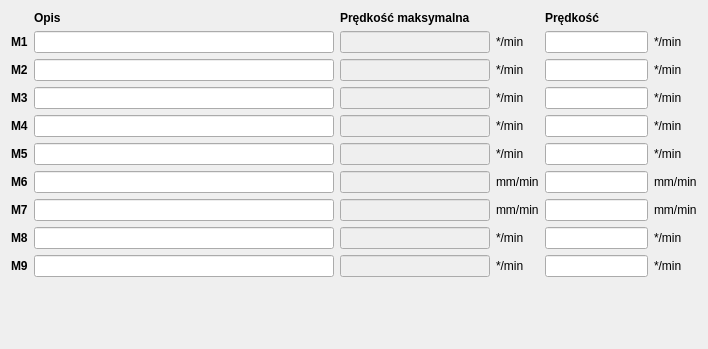
Before: the Qt Designer form CzujkiLinioweApp/ustawienianapedow.ui in wiacekmarcin/CzujkiLiniowe, drawn with Qt 5.
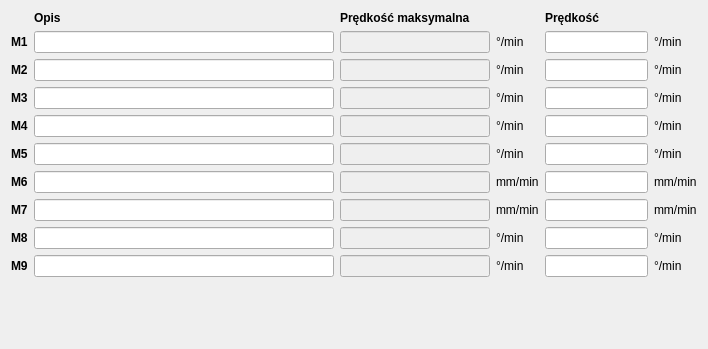
After: the same form once the commit is applied.

Patch:
```diff
--- a/CzujkiLinioweApp/ustawienianapedow.ui
+++ b/CzujkiLinioweApp/ustawienianapedow.ui
@@ -142,7 +142,7 @@
    <item row="2" column="3">
     <widget class="QLabel" name="lunit2_2">
      <property name="text">
-      <string>*/min</string>
+      <string>&lt;html&gt;&lt;head/&gt;&lt;body&gt;&lt;p&gt;&amp;deg;/min&lt;/p&gt;&lt;/body&gt;&lt;/html&gt;</string>
      </property>
     </widget>
    </item>
@@ -336,7 +336,7 @@
    <item row="8" column="3">
     <widget class="QLabel" name="lunit2_8">
      <property name="text">
-      <string>*/min</string>
+      <string>&lt;html&gt;&lt;head/&gt;&lt;body&gt;&lt;p&gt;&amp;deg;/min&lt;/p&gt;&lt;/body&gt;&lt;/html&gt;</string>
      </property>
     </widget>
    </item>
@@ -346,7 +346,7 @@
    <item row="5" column="3">
     <widget class="QLabel" name="lunit2_5">
      <property name="text">
-      <string>*/min</string>
+      <string>&lt;html&gt;&lt;head/&gt;&lt;body&gt;&lt;p&gt;&amp;deg;/min&lt;/p&gt;&lt;/body&gt;&lt;/html&gt;</string>
      </property>
     </widget>
    </item>
@@ -437,7 +437,7 @@
    <item row="4" column="3">
     <widget class="QLabel" name="lunit2_4">
      <property name="text">
-      <string>*/min</string>
+      <string>&lt;html&gt;&lt;head/&gt;&lt;body&gt;&lt;p&gt;&amp;deg;/min&lt;/p&gt;&lt;/body&gt;&lt;/html&gt;</string>
      </property>
     </widget>
    </item>
@@ -537,7 +537,7 @@
    <item row="9" column="3">
     <widget class="QLabel" name="lunit2_9">
      <property name="text">
-      <string>*/min</string>
+      <string>&lt;html&gt;&lt;head/&gt;&lt;body&gt;&lt;p&gt;&amp;deg;/min&lt;/p&gt;&lt;/body&gt;&lt;/html&gt;</string>
      </property>
     </widget>
    </item>
@@ -625,7 +625,7 @@
    <item row="1" column="3">
     <widget class="QLabel" name="lunit2_1">
      <property name="text">
-      <string>*/min</string>
+      <string>&lt;html&gt;&lt;head/&gt;&lt;body&gt;&lt;p&gt;&amp;deg;/min&lt;/p&gt;&lt;/body&gt;&lt;/html&gt;</string>
      </property>
     </widget>
    </item>
@@ -650,7 +650,7 @@
    <item row="3" column="3">
     <widget class="QLabel" name="lunit2_3">
      <property name="text">
-      <string>*/min</string>
+      <string>&lt;html&gt;&lt;head/&gt;&lt;body&gt;&lt;p&gt;&amp;deg;/min&lt;/p&gt;&lt;/body&gt;&lt;/html&gt;</string>
      </property>
     </widget>
    </item>
@@ -744,35 +744,35 @@
    <item row="1" column="5">
     <widget class="QLabel" name="label_2">
      <property name="text">
-      <string>*/min</string>
+      <string>&lt;html&gt;&lt;head/&gt;&lt;body&gt;&lt;p&gt;&amp;deg;/min&lt;/p&gt;&lt;/body&gt;&lt;/html&gt;</string>
      </property>
     </widget>
    </item>
    <item row="2" column="5">
     <widget class="QLabel" name="label_3">
      <property name="text">
-      <string>*/min</string>
+      <string>&lt;html&gt;&lt;head/&gt;&lt;body&gt;&lt;p&gt;&amp;deg;/min&lt;/p&gt;&lt;/body&gt;&lt;/html&gt;</string>
      </property>
     </widget>
    </item>
    <item row="3" column="5">
     <widget class="QLabel" name="label_4">
      <property name="text">
-      <string>*/min</string>
+      <string>&lt;html&gt;&lt;head/&gt;&lt;body&gt;&lt;p&gt;&amp;deg;/min&lt;/p&gt;&lt;/body&gt;&lt;/html&gt;</string>
      </property>
     </widget>
    </item>
    <item row="4" column="5">
     <widget class="QLabel" name="label_5">
      <property name="text">
-      <string>*/min</string>
+      <string>&lt;html&gt;&lt;head/&gt;&lt;body&gt;&lt;p&gt;&amp;deg;/min&lt;/p&gt;&lt;/body&gt;&lt;/html&gt;</string>
      </property>
     </widget>
    </item>
    <item row="5" column="5">
     <widget class="QLabel" name="label_6">
      <property name="text">
-      <string>*/min</string>
+      <string>&lt;html&gt;&lt;head/&gt;&lt;body&gt;&lt;p&gt;&amp;deg;/min&lt;/p&gt;&lt;/body&gt;&lt;/html&gt;</string>
      </property>
     </widget>
    </item>
@@ -793,14 +793,14 @@
    <item row="8" column="5">
     <widget class="QLabel" name="label_9">
      <property name="text">
-      <string>*/min</string>
+      <string>&lt;html&gt;&lt;head/&gt;&lt;body&gt;&lt;p&gt;&amp;deg;/min&lt;/p&gt;&lt;/body&gt;&lt;/html&gt;</string>
      </property>
     </widget>
    </item>
    <item row="9" column="5">
     <widget class="QLabel" name="label_10">
      <property name="text">
-      <string>*/min</string>
+      <string>&lt;html&gt;&lt;head/&gt;&lt;body&gt;&lt;p&gt;&amp;deg;/min&lt;/p&gt;&lt;/body&gt;&lt;/html&gt;</string>
      </property>
     </widget>
    </item>
```
